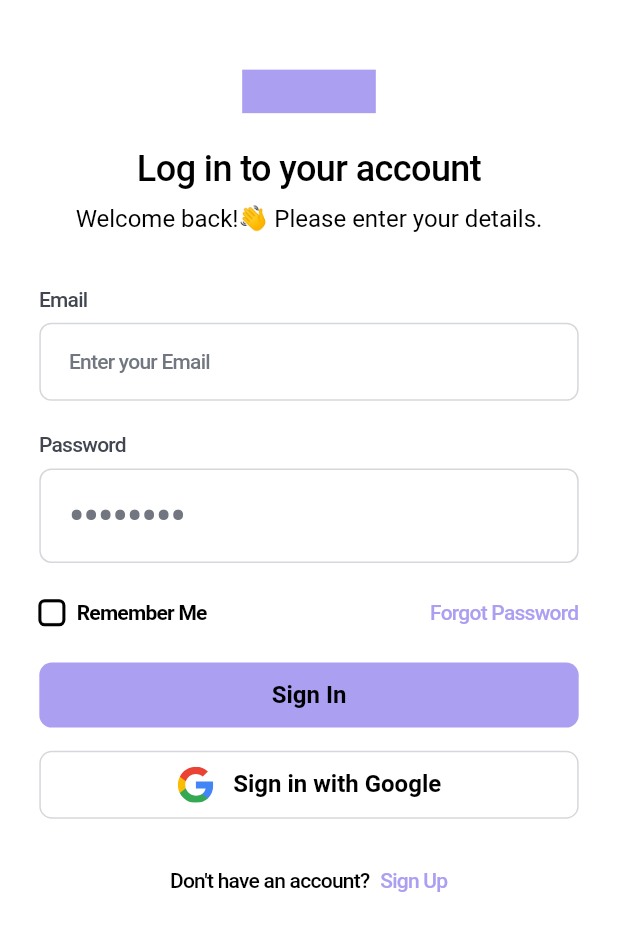
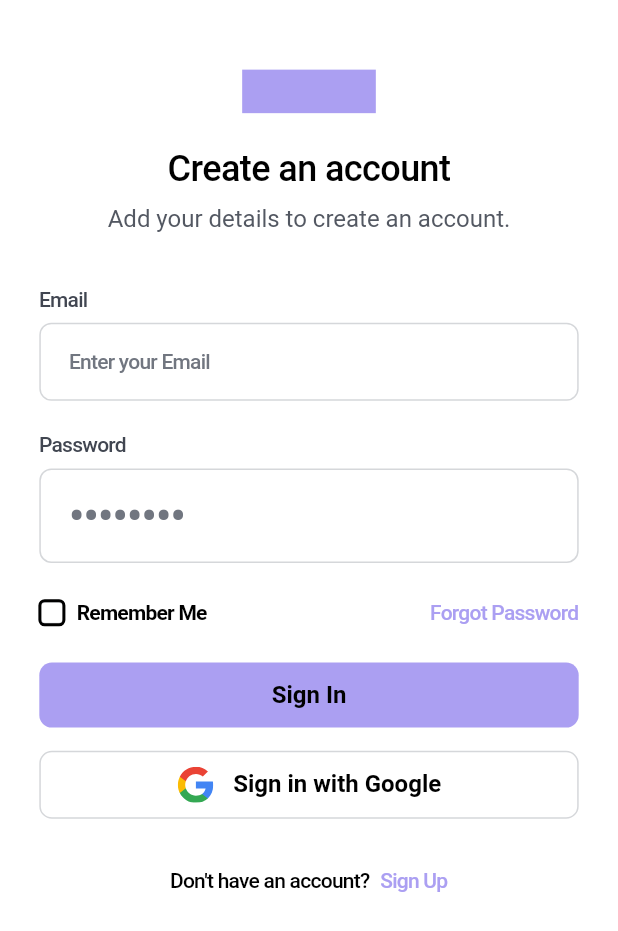
Before and after one commit to ayoisstillhere/app, a Flutter app: the screen it shows after launch, after a tap on "Skip", on a phone screen of 412 x 824 dp. Shown: the top 931 px of the screen. Run offline on Flutter 3.47's test engine with Material 3 defaults, Android fonts, the phone set to English and light mode, and no system bars; our stand-ins replace bloc, equatable, flutter_svg.

Commit message:
Move checkbox to seperate file and modify form header

```diff
--- a/lib/constants.dart
+++ b/lib/constants.dart
@@ -14,3 +14,4 @@ const kGreyFormHint = Color(0xFF717680);
 const kGreyDarkInputBorder = Color(0xFF5B5B5B);
 const kGreyInputFillDark = Color(0xFF2C2C2C);
 const kGreyText = Color(0xFFD7D7D7);
+const kGreenAccent = Color(0xFF22C55E);
--- a/lib/features/auth/presentation/pages/sign_in_screen.dart
+++ b/lib/features/auth/presentation/pages/sign_in_screen.dart
@@ -1,9 +1,11 @@
 import 'package:app/components/default_button.dart';
 import 'package:app/constants.dart';
+import 'package:app/features/auth/presentation/pages/sign_up_screen.dart';
 import 'package:app/features/auth/presentation/widgets/google_button.dart';
 import 'package:flutter/material.dart';
 
 import '../../../../size_config.dart';
+import '../widgets/custom_check_box.dart';
 import '../widgets/form_header.dart';
 
 class SignInScreen extends StatelessWidget {
@@ -40,7 +42,7 @@ class SignInScreen extends StatelessWidget {
             ),
             child: Column(
               children: <Widget>[
-                FormHeader(),
+                FormHeader(isSignin: false),
                 SizedBox(height: getProportionateScreenHeight(32)),
                 Form(
                   child: Column(
@@ -116,13 +118,23 @@ class SignInScreen extends StatelessWidget {
                                 .copyWith(fontWeight: FontWeight.w500),
                           ),
                           SizedBox(width: getProportionateScreenWidth(4)),
-                          Text(
-                            "Sign Up",
-                            style: Theme.of(context).textTheme.bodyMedium!
-                                .copyWith(
-                                  fontWeight: FontWeight.w500,
-                                  color: kLightPurple,
+                          GestureDetector(
+                            onTap: () {
+                              Navigator.push(
+                                context,
+                                MaterialPageRoute(
+                                  builder: (context) => const SignUpScreen(),
                                 ),
+                              );
+                            },
+                            child: Text(
+                              "Sign Up",
+                              style: Theme.of(context).textTheme.bodyMedium!
+                                  .copyWith(
+                                    fontWeight: FontWeight.w500,
+                                    color: kLightPurple,
+                                  ),
+                            ),
                           ),
                         ],
                       ),
@@ -137,47 +149,3 @@ class SignInScreen extends StatelessWidget {
     );
   }
 }
-
-class CustomCheckbox extends StatefulWidget {
-  const CustomCheckbox({super.key});
-
-  @override
-  State<CustomCheckbox> createState() => _CustomCheckboxState();
-}
-
-class _CustomCheckboxState extends State<CustomCheckbox> {
-  bool isChecked = false;
-
-  @override
-  Widget build(BuildContext context) {
-    return SizedBox(
-      width: getProportionateScreenWidth(16),
-      height: getProportionateScreenHeight(16),
-      child: DecoratedBox(
-        decoration: BoxDecoration(
-          color: kWhite, // Background color
-          border: Border.all(
-            color: kGreyInputBorder, // Border color
-            width: 1.0,
-          ),
-          borderRadius: BorderRadius.circular(
-            getProportionateScreenWidth(4),
-          ), // Corner radius
-        ),
-        child: Checkbox(
-          value: isChecked,
-          onChanged: (bool? value) {
-            setState(() {
-              isChecked = value!;
-            });
-          },
-          shape: RoundedRectangleBorder(
-            borderRadius: BorderRadius.all(
-              Radius.circular(getProportionateScreenWidth(4)),
-            ),
-          ),
-        ),
-      ),
-    );
-  }
-}
--- /dev/null
+++ b/lib/features/auth/presentation/pages/sign_up_screen.dart
@@ -0,0 +1,10 @@
+import 'package:flutter/material.dart';
+
+class SignUpScreen extends StatelessWidget {
+  const SignUpScreen({super.key});
+
+  @override
+  Widget build(BuildContext context) {
+    return Scaffold();
+  }
+}
--- /dev/null
+++ b/lib/features/auth/presentation/widgets/custom_check_box.dart
@@ -0,0 +1,48 @@
+import 'package:flutter/material.dart';
+
+import '../../../../constants.dart';
+import '../../../../size_config.dart';
+
+class CustomCheckbox extends StatefulWidget {
+  const CustomCheckbox({super.key});
+
+  @override
+  State<CustomCheckbox> createState() => _CustomCheckboxState();
+}
+
+class _CustomCheckboxState extends State<CustomCheckbox> {
+  bool isChecked = false;
+
+  @override
+  Widget build(BuildContext context) {
+    return SizedBox(
+      width: getProportionateScreenWidth(16),
+      height: getProportionateScreenHeight(16),
+      child: DecoratedBox(
+        decoration: BoxDecoration(
+          color: kWhite, // Background color
+          border: Border.all(
+            color: kGreyInputBorder, // Border color
+            width: 1.0,
+          ),
+          borderRadius: BorderRadius.circular(
+            getProportionateScreenWidth(4),
+          ), // Corner radius
+        ),
+        child: Checkbox(
+          value: isChecked,
+          onChanged: (bool? value) {
+            setState(() {
+              isChecked = value!;
+            });
+          },
+          shape: RoundedRectangleBorder(
+            borderRadius: BorderRadius.all(
+              Radius.circular(getProportionateScreenWidth(4)),
+            ),
+          ),
+        ),
+      ),
+    );
+  }
+}
--- a/lib/features/auth/presentation/widgets/form_header.dart
+++ b/lib/features/auth/presentation/widgets/form_header.dart
@@ -1,16 +1,21 @@
-
 import 'package:flutter/material.dart';
 
 import '../../../../constants.dart';
 import '../../../../size_config.dart';
 
 class FormHeader extends StatelessWidget {
-  const FormHeader({
-    super.key,
-  });
+  const FormHeader({super.key, required this.isSignin});
+
+  final bool isSignin;
 
   @override
   Widget build(BuildContext context) {
+    final subTextColor =
+        MediaQuery.of(context).platformBrightness == Brightness.dark
+        ? isSignin
+              ? kGreenAccent
+              : kGreyText
+        : kGreyFormSubtitle;
     return Column(
       children: <Widget>[
         SizedBox(height: getProportionateScreenHeight(48)),
@@ -21,19 +26,22 @@ class FormHeader extends StatelessWidget {
         ),
         SizedBox(height: getProportionateScreenHeight(24)),
         Text(
-          "Log in to your account",
+          isSignin ? "Log in to your account" : "Create an account",
           textAlign: TextAlign.center,
-          style: Theme.of(context).textTheme.displayMedium!.copyWith(
-            fontWeight: FontWeight.w500,
-          ),
+          style: Theme.of(
+            context,
+          ).textTheme.displayMedium!.copyWith(fontWeight: FontWeight.w500),
         ),
         SizedBox(height: getProportionateScreenHeight(8)),
         Text(
-          "Welcome back!👋 Please enter your details.",
+          isSignin
+              ? "Welcome back! Please enter your details."
+              : "Add your details to create an account.",
           textAlign: TextAlign.center,
-          style: Theme.of(
-            context,
-          ).textTheme.bodyLarge!.copyWith(fontWeight: FontWeight.w400),
+          style: Theme.of(context).textTheme.bodyLarge!.copyWith(
+            fontWeight: FontWeight.w400,
+            color: subTextColor,
+          ),
         ),
       ],
     );
```
